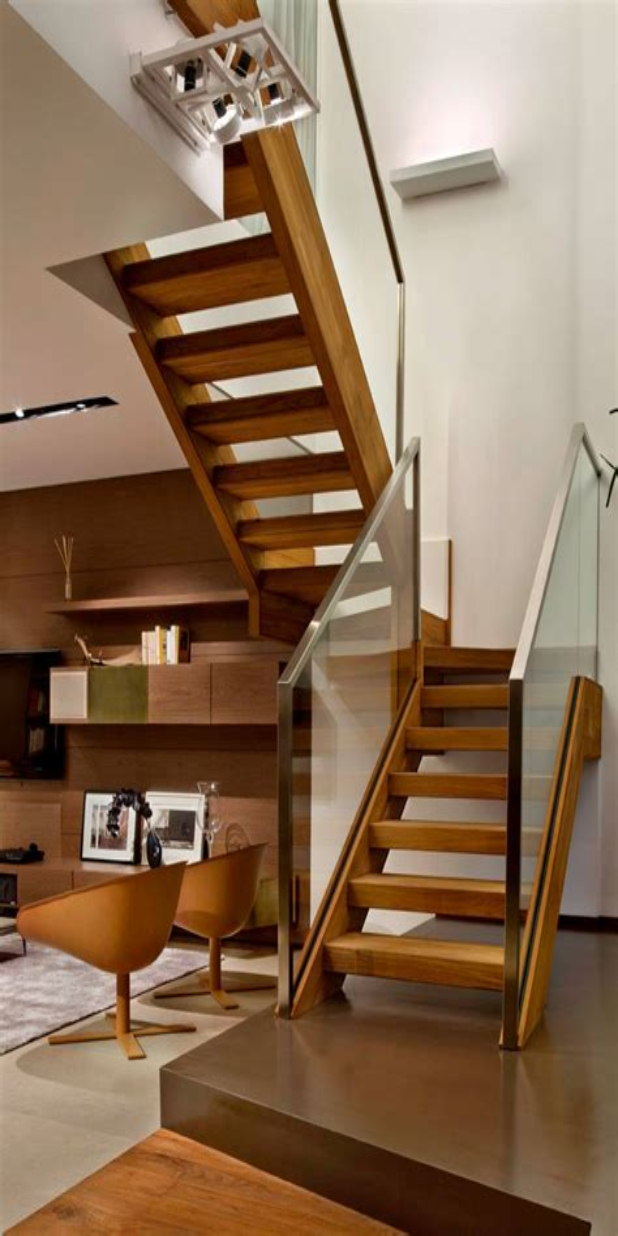
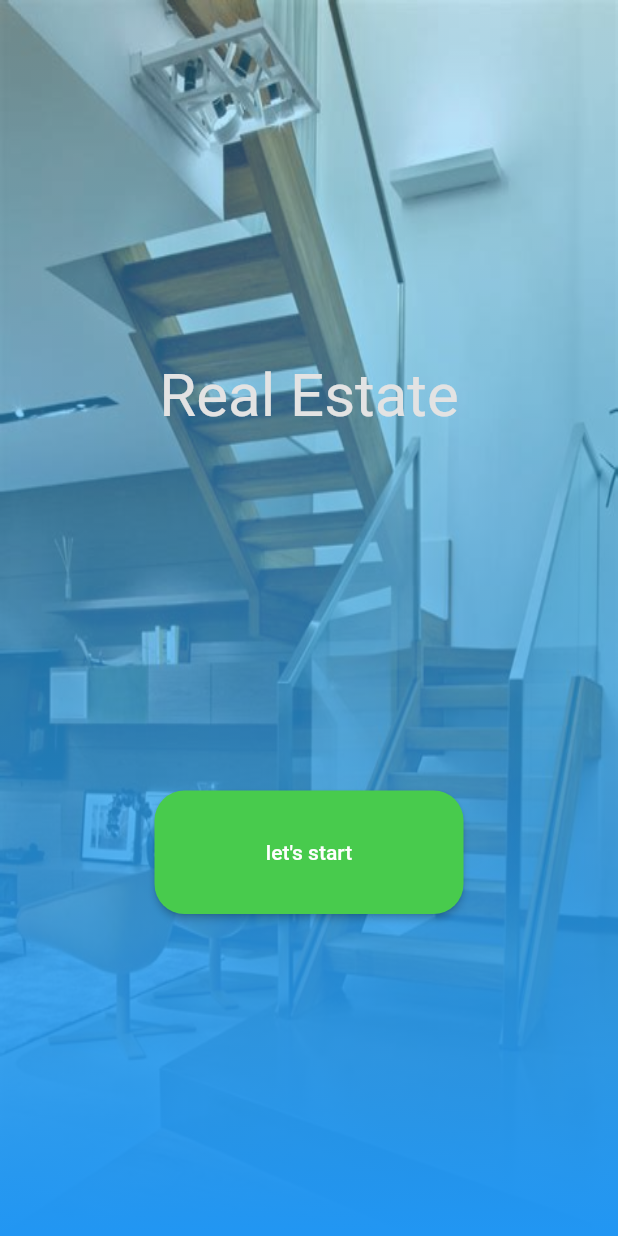
Before and after one commit to takundaKatombo/real_estate, a Flutter app: the screen it shows after launch, on a phone screen of 412 x 824 dp. Run offline on Flutter 3.47's test engine with Material 2 defaults, Android fonts, the phone set to English and light mode, and no system bars; our stand-ins replace get.

Commit message:
splashscreen with color gradient

```diff
--- a/lib/main.dart
+++ b/lib/main.dart
@@ -1,4 +1,6 @@
 import 'package:flutter/material.dart';
+import 'package:get/get.dart';
+import 'package:real_estate/ui/common/app_colors.dart';
 import 'package:real_estate/ui/screens/onboarding/splash_screen.dart';
 
 void main() {
@@ -10,11 +12,15 @@ class MyApp extends StatelessWidget {
 
   @override
   Widget build(BuildContext context) {
-    return MaterialApp(
-      theme: ThemeData(
-        primarySwatch: Colors.blue,
+    return GetMaterialApp(
+      theme: Theme.of(context).copyWith(
+        primaryColor: kcPrimaryColor,
+        focusColor: kcPrimaryColor,
+        textTheme: Theme.of(context).textTheme.apply(
+              bodyColor: Colors.black,
+            ),
       ),
-      home: SplashScreen(),
+      home: const SplashScreen(),
     );
   }
 }
--- a/lib/ui/common/app_colors.dart
+++ b/lib/ui/common/app_colors.dart
@@ -1,6 +1,6 @@
 import 'package:flutter/material.dart';
 
-const Color kcPrimaryColor = Color.fromARGB(255, 240, 68, 15);
+const Color kcPrimaryColor = Color.fromARGB(255, 72, 203, 77);
 const Color kcPrimaryColorDark = Color(0xFF300151);
 const Color kcDarkGreyColor = Color(0xFF1A1B1E);
 const Color kcMediumGrey = Color(0xFF474A54);
--- a/lib/ui/screens/onboarding/splash_screen.dart
+++ b/lib/ui/screens/onboarding/splash_screen.dart
@@ -1,4 +1,5 @@
 import 'package:flutter/material.dart';
+import 'package:real_estate/ui/common/app_colors.dart';
 
 import '../../common/ui_helpers.dart';
 
@@ -8,14 +9,65 @@ class SplashScreen extends StatelessWidget {
   @override
   Widget build(BuildContext context) {
     return SafeArea(
-      child: Container(
+      child: Scaffold(
+        body: Stack(
+          children: [
+            Container(
               width: screenWidth(context),
               height: screenHeight(context),
               decoration: BoxDecoration(
                 image: DecorationImage(
+                  // colorFilter:
+                  //     ColorFilter.mode(Colors.lightBlueAccent, BlendMode.colorBurn),
                   fit: BoxFit.fill,
+
                   image: AssetImage("assets/images/stairway.png"),
                 ),
+              ),
+            ),
+            Container(
+              width: screenWidth(context),
+              height: screenHeight(context),
+              decoration: BoxDecoration(
+                gradient: LinearGradient(
+                  begin: FractionalOffset.topCenter,
+                  end: FractionalOffset.bottomCenter,
+                  colors: [
+                    Colors.lightBlueAccent.withOpacity(0.3),
+                    Colors.blue,
+                  ],
+                  stops: [0.0, 1.0],
+                ),
+              ),
+            ),
+            Container(
+              width: screenWidth(context),
+              height: screenHeight(context),
+              child: Column(children: [
+                verticalSpaceMassive,
+                verticalSpaceMassive,
+                Text(
+                  "Real Estate",
+                  style: TextStyle(
+                    fontSize: 40, //TODO:get size from ui helper file
+                    color: kcVeryLightGrey,
+                  ),
+                ),
+                verticalSpaceMassive,
+                verticalSpaceMassive,
+                SizedBox(
+                    width: screenWidthFraction(context, dividedBy: 2),
+                    height: screenHeightFraction(context, dividedBy: 10),
+                    child: ElevatedButton(
+                        style: ElevatedButton.styleFrom(
+                            shape: RoundedRectangleBorder(
+                                borderRadius: BorderRadius.circular(20)),
+                            backgroundColor: kcPrimaryColor),
+                        onPressed: () {},
+                        child: Text("let\'s start")))
+              ]),
+            )
+          ],
         ),
       ),
     );
--- a/pubspec.yaml
+++ b/pubspec.yaml
@@ -34,6 +34,7 @@ dependencies:
   # The following adds the Cupertino Icons font to your application.
   # Use with the CupertinoIcons class for iOS style icons.
   cupertino_icons: ^1.0.2
+  get: ^4.6.5
 
 dev_dependencies:
   flutter_test:
```
Also changed, not shown: pubspec.lock. Lines whose indentation alone changed are shown as unchanged.
